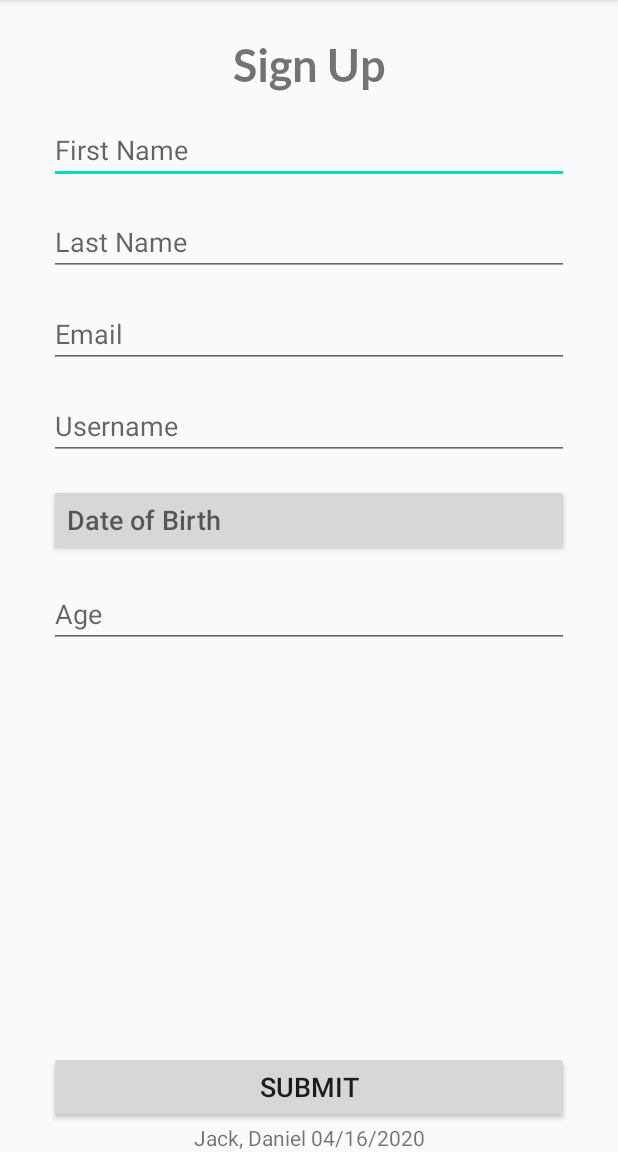
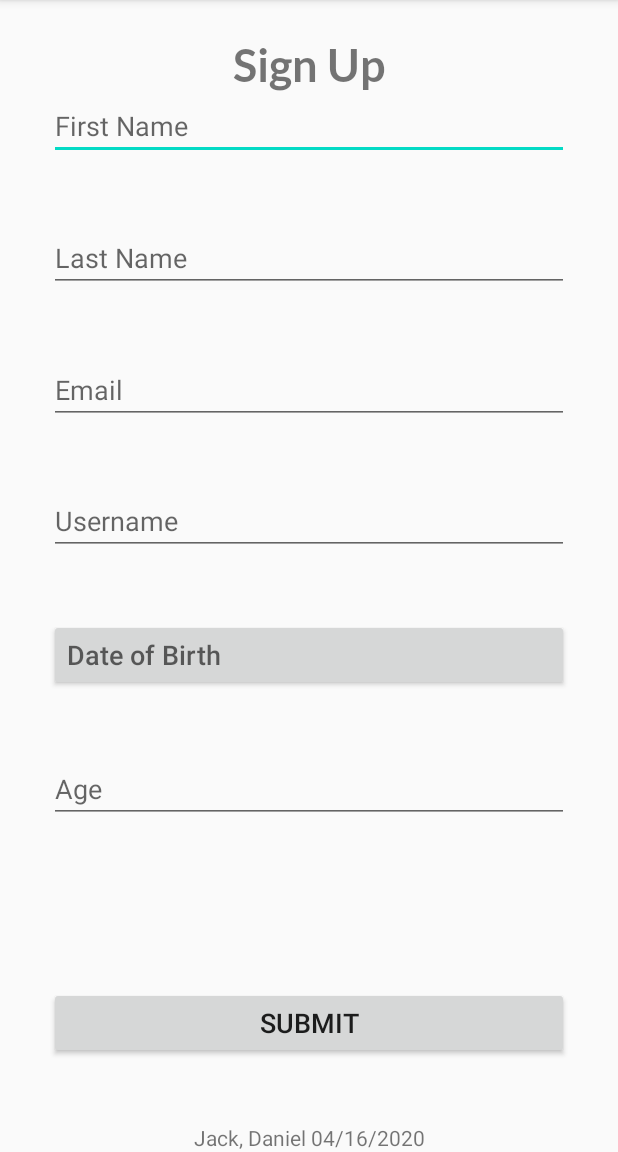
Before and after one commit to dansjack/ad340-sp2020, an Android app: the screen it shows after launch (MainActivity), on a phone screen of 412 x 824 dp, the part 84-1236 px from its top. Run offline under Robolectric (Android 15) with nearby library versions, the phone set to English and light mode, and no system bars.

Commit message:
Revert "Adds scroll view to form (portrait)"
This reverts commit 6ed081410b1cb42862cdcf3785852b792710bbad.

```diff
--- a/app/src/main/res/layout-land/activity_main.xml
+++ b/app/src/main/res/layout-land/activity_main.xml
@@ -55,7 +55,7 @@
                 android:id="@+id/firstNameText"
                 android:layout_width="match_parent"
                 android:layout_height="wrap_content"
-                android:layout_marginTop="@dimen/form_text_margin"
+                android:layout_marginTop="@dimen/form_text_margin_land"
                 android:autofillHints="@string/first_name"
                 android:hint="@string/first_name"
                 android:inputType="textPersonName"
@@ -65,7 +65,7 @@
                 android:id="@+id/lastNameText"
                 android:layout_width="match_parent"
                 android:layout_height="wrap_content"
-                android:layout_marginTop="@dimen/form_text_margin"
+                android:layout_marginTop="@dimen/form_text_margin_land"
                 android:autofillHints="@string/last_name"
                 android:hint="@string/last_name"
                 android:inputType="textPersonName"
@@ -75,7 +75,7 @@
                 android:id="@+id/emailText"
                 android:layout_width="match_parent"
                 android:layout_height="wrap_content"
-                android:layout_marginTop="@dimen/form_text_margin"
+                android:layout_marginTop="@dimen/form_text_margin_land"
                 android:autofillHints="@string/email"
                 android:hint="@string/email"
                 android:inputType="textEmailAddress"
@@ -85,7 +85,7 @@
                 android:id="@+id/usernameText"
                 android:layout_width="match_parent"
                 android:layout_height="wrap_content"
-                android:layout_marginTop="@dimen/form_text_margin"
+                android:layout_marginTop="@dimen/form_text_margin_land"
                 android:autofillHints="@string/username"
                 android:hint="@string/username"
                 android:inputType="textPersonName"
@@ -95,7 +95,7 @@
                 android:id="@+id/dobBtn"
                 android:layout_width="match_parent"
                 android:layout_height="wrap_content"
-                android:layout_marginTop="@dimen/form_text_margin"
+                android:layout_marginTop="@dimen/form_text_margin_land"
                 android:autofillHints="@string/date_of_birth"
                 android:focusable="false"
                 android:hint="@string/date_of_birth"
@@ -107,7 +107,7 @@
                 android:id="@+id/ageText"
                 android:layout_width="match_parent"
                 android:layout_height="wrap_content"
-                android:layout_marginTop="@dimen/form_text_margin"
+                android:layout_marginTop="@dimen/form_text_margin_land"
                 android:autofillHints="@string/age"
                 android:background="?attr/editTextBackground"
                 android:gravity="center_vertical"
@@ -133,8 +133,8 @@
                 android:id="@+id/submitBtn"
                 android:layout_width="match_parent"
                 android:layout_height="wrap_content"
-                android:layout_marginTop="@dimen/form_text_margin"
-                android:layout_marginBottom="@dimen/form_text_margin"
+                android:layout_marginTop="@dimen/form_text_margin_land"
+                android:layout_marginBottom="@dimen/form_text_margin_land"
                 android:onClick="getFormSuccessActivity"
                 android:text="@string/submit"
                 android:textSize="@dimen/form_text_size"
@@ -143,7 +143,7 @@
 
             <Space
                 android:layout_width="match_parent"
-                android:layout_height="@dimen/form_text_margin" />
+                android:layout_height="@dimen/form_text_margin_land" />
         </LinearLayout>
     </ScrollView>
 
--- a/app/src/main/res/layout/activity_main.xml
+++ b/app/src/main/res/layout/activity_main.xml
@@ -6,82 +6,71 @@
     android:layout_height="match_parent"
     tools:context=".MainActivity">
 
-    <ScrollView
-        android:id="@+id/formContainer"
-        android:layout_width="0dp"
-        android:layout_height="545dp"
-        app:layout_constraintEnd_toStartOf="@+id/formRightGuide"
-        app:layout_constraintStart_toStartOf="@+id/formLeftGuide"
-        app:layout_constraintTop_toBottomOf="@id/formTopGuide">
-
-        <LinearLayout
-            android:layout_width="match_parent"
-            android:layout_height="wrap_content"
-            android:orientation="vertical">
-
     <EditText
         android:id="@+id/firstNameText"
-                android:layout_width="match_parent"
+        android:layout_width="@dimen/match_constraint"
         android:layout_height="wrap_content"
-                android:layout_marginTop="@dimen/form_text_margin"
         android:autofillHints="@string/first_name"
         android:hint="@string/first_name"
         android:inputType="textPersonName"
-                android:textSize="@dimen/form_text_size" />
+        android:textSize="@dimen/form_text_size"
+        app:layout_constraintEnd_toStartOf="@+id/formRightGuide"
+        app:layout_constraintStart_toStartOf="@+id/formLeftGuide"
+        app:layout_constraintTop_toBottomOf="@+id/signUpText" />
 
     <EditText
         android:id="@+id/lastNameText"
-                android:layout_width="match_parent"
+        android:layout_width="@dimen/match_constraint"
         android:layout_height="wrap_content"
-                android:layout_marginTop="@dimen/form_text_margin"
         android:autofillHints="@string/last_name"
         android:hint="@string/last_name"
         android:inputType="textPersonName"
-                android:textSize="@dimen/form_text_size" />
+        android:textSize="@dimen/form_text_size"
+        app:layout_constraintBottom_toTopOf="@id/emailText"
+        app:layout_constraintEnd_toStartOf="@+id/formRightGuide"
+        app:layout_constraintStart_toStartOf="@+id/formLeftGuide"
+        app:layout_constraintTop_toBottomOf="@+id/firstNameText" />
 
     <EditText
         android:id="@+id/emailText"
-                android:layout_width="match_parent"
+        android:layout_width="@dimen/match_constraint"
         android:layout_height="wrap_content"
-                android:layout_marginTop="@dimen/form_text_margin"
         android:autofillHints="@string/email"
         android:hint="@string/email"
         android:inputType="textEmailAddress"
-                android:textSize="@dimen/form_text_size" />
-
-            <EditText
-                android:id="@+id/usernameText"
-                android:layout_width="match_parent"
-                android:layout_height="wrap_content"
-                android:layout_marginTop="@dimen/form_text_margin"
-                android:autofillHints="@string/username"
-                android:hint="@string/username"
-                android:inputType="text"
-                android:textSize="@dimen/form_text_size" />
+        android:textSize="@dimen/form_text_size"
+        app:layout_constraintBottom_toTopOf="@id/usernameText"
+        app:layout_constraintEnd_toStartOf="@+id/formRightGuide"
+        app:layout_constraintStart_toStartOf="@+id/formLeftGuide"
+        app:layout_constraintTop_toBottomOf="@+id/lastNameText" />
 
     <Button
         android:id="@+id/dobBtn"
-                android:layout_width="match_parent"
+        android:layout_width="@dimen/match_constraint"
         android:layout_height="wrap_content"
-                android:layout_marginTop="@dimen/form_text_margin"
         android:autofillHints="@string/date_of_birth"
         android:focusable="false"
         android:hint="@string/date_of_birth"
         android:onClick="getDatePicker"
         android:textAlignment="textStart"
-                android:textSize="@dimen/form_text_size" />
+        android:textSize="@dimen/form_text_size"
+        app:layout_constraintBottom_toTopOf="@id/ageText"
+        app:layout_constraintEnd_toStartOf="@+id/formRightGuide"
+        app:layout_constraintStart_toStartOf="@+id/formLeftGuide"
+        app:layout_constraintTop_toBottomOf="@+id/usernameText" />
 
-            <TextView
-                android:id="@+id/ageText"
-                android:layout_width="match_parent"
+    <EditText
+        android:id="@+id/usernameText"
+        android:layout_width="@dimen/match_constraint"
         android:layout_height="wrap_content"
-                android:layout_marginTop="@dimen/form_text_margin"
-                android:autofillHints="@string/age"
-                android:background="?attr/editTextBackground"
-                android:hint="@string/age"
-                android:textSize="@dimen/form_text_size" />
-        </LinearLayout>
-    </ScrollView>
+        android:autofillHints="@string/username"
+        android:hint="@string/username"
+        android:inputType="text"
+        android:textSize="@dimen/form_text_size"
+        app:layout_constraintBottom_toTopOf="@id/dobBtn"
+        app:layout_constraintEnd_toStartOf="@+id/formRightGuide"
+        app:layout_constraintStart_toStartOf="@+id/formLeftGuide"
+        app:layout_constraintTop_toBottomOf="@+id/emailText" />
 
     <Button
         android:id="@+id/submitBtn"
@@ -92,8 +81,8 @@
         android:textSize="@dimen/form_text_size"
         app:layout_constraintBottom_toTopOf="@+id/nameDateView"
         app:layout_constraintEnd_toStartOf="@+id/formRightGuide"
-        app:layout_constraintHorizontal_bias="0.0"
-        app:layout_constraintStart_toStartOf="@+id/formLeftGuide" />
+        app:layout_constraintStart_toStartOf="@+id/formLeftGuide"
+        app:layout_constraintTop_toBottomOf="@+id/errorText" />
 
     <TextView
         android:id="@+id/signUpText"
@@ -116,6 +105,19 @@
         app:layout_constraintBottom_toBottomOf="parent"
         app:layout_constraintEnd_toEndOf="parent"
         app:layout_constraintStart_toStartOf="parent" />
+
+    <TextView
+        android:id="@+id/ageText"
+        android:layout_width="@dimen/match_constraint"
+        android:layout_height="wrap_content"
+        android:autofillHints="@string/age"
+        android:background="?attr/editTextBackground"
+        android:hint="@string/age"
+        android:textSize="@dimen/form_text_size"
+        app:layout_constraintBottom_toTopOf="@id/errorText"
+        app:layout_constraintEnd_toStartOf="@+id/formRightGuide"
+        app:layout_constraintStart_toStartOf="@+id/formLeftGuide"
+        app:layout_constraintTop_toBottomOf="@+id/dobBtn" />
 
     <androidx.constraintlayout.widget.Guideline
         android:id="@+id/formLeftGuide"
@@ -148,6 +150,6 @@
         app:layout_constraintBottom_toTopOf="@id/submitBtn"
         app:layout_constraintEnd_toStartOf="@+id/formRightGuide"
         app:layout_constraintStart_toStartOf="@+id/formLeftGuide"
-        app:layout_constraintTop_toBottomOf="@+id/formContainer" />
+        app:layout_constraintTop_toBottomOf="@+id/ageText" />
 
 </androidx.constraintlayout.widget.ConstraintLayout>
--- a/app/src/main/res/values/dimens.xml
+++ b/app/src/main/res/values/dimens.xml
@@ -4,7 +4,8 @@
     <dimen name="form_text_size">18sp</dimen>
     <dimen name="form_heading">30sp</dimen>
     <dimen name="match_constraint">0dp</dimen>
-    <dimen name="form_text_margin">16dp</dimen>
+    <dimen name="form_text_margin_land">16dp</dimen>
+    <dimen name="form_text_margin">40dp</dimen>
     <dimen name="dbl_form_text_margin">80dp</dimen>
     <dimen name="form_text_width">356dp</dimen>
     <item name="form_text_guide_perc" type="dimen">0.08</item>
```
Lines whose indentation alone changed are shown as unchanged.
